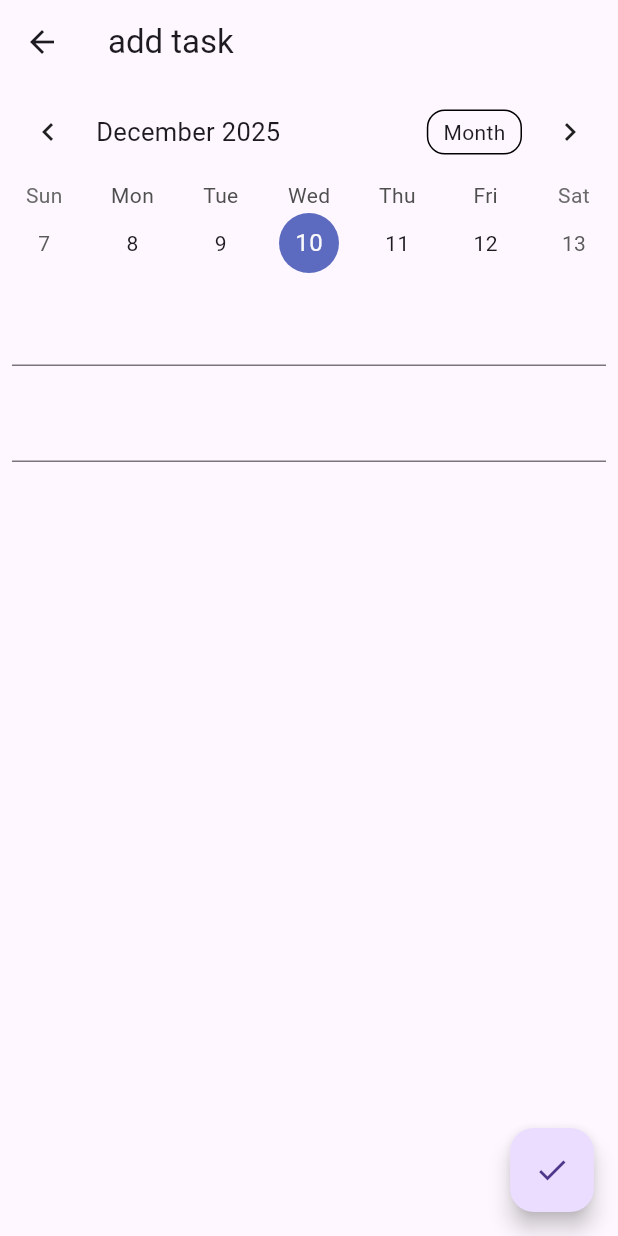
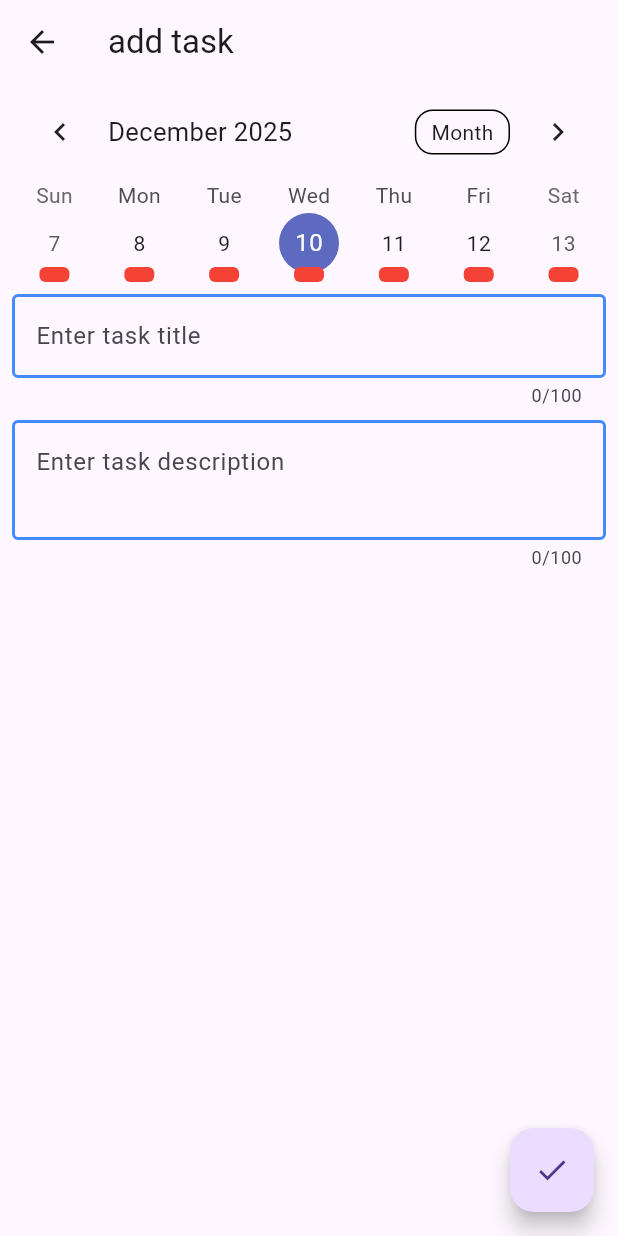
Before and after one commit to abdoukare/To-Do_app, a Flutter app: the AddTasksView screen opened by its route, on a phone screen of 412 x 824 dp. Run offline on Flutter 3.47's test engine with Material 3 defaults, Android fonts, the phone set to English and light mode, and no system bars; drawn by our look-alikes of table_calendar.

```diff
--- a/lib/view/AddTasksView.dart
+++ b/lib/view/AddTasksView.dart
@@ -1,5 +1,6 @@
 import 'package:flutter/material.dart';
 import 'package:table_calendar/table_calendar.dart';
+import 'package:week4_task/library/globals.dart' as globals;
 
 class AddTasksView extends StatefulWidget {
   const AddTasksView({Key? key}) : super(key: key);
@@ -17,9 +18,11 @@ class _AddTasksViewState extends State<AddTasksView> {
   Widget build(BuildContext context) {
     return Scaffold(
       appBar: AppBar(title: Text('add task')),
-      body: Form(
+      body: SingleChildScrollView(
         // Build a Form widget using the _formKey created above.
         key: _formKey,
+        child: Padding(
+          padding: const EdgeInsets.symmetric(horizontal: 8.0),
           child: Column(
             children: <Widget>[
               // Add TextFormFields and ElevatedButton here.
@@ -34,18 +37,53 @@ class _AddTasksViewState extends State<AddTasksView> {
                 onDaySelected: (selectedDay, focusedDay) {
                   setState(() {
                     _selectedDay = selectedDay;
-                  _focusedDay = focusedDay; // update `_focusedDay` here as well
+                    _focusedDay =
+                        focusedDay; // update `_focusedDay` here as well
                   });
                 },
                 onPageChanged: (focusedDay) {
                   _focusedDay = focusedDay;
                 },
+                calendarBuilders: CalendarBuilders(
+                  markerBuilder: (context, datetime, events) {
+                    return Container(
+                      width: 20,
+                      height: 10,
+                      decoration: BoxDecoration(
+                        color: Colors.primaries.first,
+                        borderRadius: BorderRadius.circular(4.0),
+                      ),
+                    );
+                  },
+                ),
               ),
               Padding(
-              padding: const EdgeInsets.all(8.0),
+                padding: const EdgeInsets.only(top: 8.0),
                 child: TextFormField(
                   // hada champ ta3 title
                   // The validator receives the text that the user has entered.
+                  maxLength: 100,
+                  decoration: InputDecoration(
+                    hintText: "Enter task title",
+                    focusedBorder: OutlineInputBorder(
+                      borderSide: BorderSide(
+                        color: Colors.blueAccent,
+                        width: 2.0,
+                      ),
+                    ),
+                    enabledBorder: OutlineInputBorder(
+                      borderSide: BorderSide(
+                        color: Colors.blueAccent,
+                        width: 2.0,
+                      ),
+                    ),
+                    errorBorder: OutlineInputBorder(
+                      borderSide: BorderSide(
+                        color: Colors.redAccent,
+                        width: 2.0,
+                      ),
+                    ),
+                  ),
                   validator: (value) {
                     if (value == null || value.isEmpty) {
                       return 'Please enter some text';
@@ -55,7 +93,7 @@ class _AddTasksViewState extends State<AddTasksView> {
                 ),
               ),
               Padding(
-              padding: const EdgeInsets.all(8.0),
+                padding: const EdgeInsets.symmetric(vertical: 8.0),
                 child: TextFormField(
                   // hada ta3 description
                   // The validator receives the text that the user has entered.
@@ -67,9 +105,34 @@ class _AddTasksViewState extends State<AddTasksView> {
               return null;
               man7tajoch description tkon required field machi lazm
             },*/
+                  maxLength: 100,
+                  minLines: 2,
+                  maxLines: 5,
+                  decoration: InputDecoration(
+                    hintText: "Enter task description",
+                    focusedBorder: OutlineInputBorder(
+                      borderSide: BorderSide(
+                        color: Colors.blueAccent,
+                        width: 2.0,
+                      ),
+                    ),
+                    enabledBorder: OutlineInputBorder(
+                      borderSide: BorderSide(
+                        color: Colors.blueAccent,
+                        width: 2.0,
+                      ),
+                    ),
+                    errorBorder: OutlineInputBorder(
+                      borderSide: BorderSide(
+                        color: Colors.redAccent,
+                        width: 2.0,
+                      ),
+                    ),
+                  ),
                 ),
               ),
             ],
+          ),
         ),
       ),
       floatingActionButton: FloatingActionButton(
```
Lines whose indentation alone changed are shown as unchanged.
